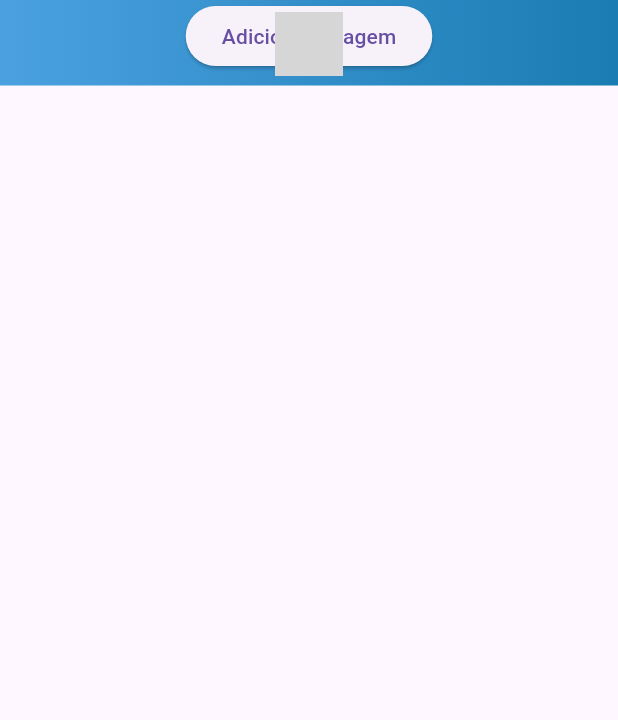
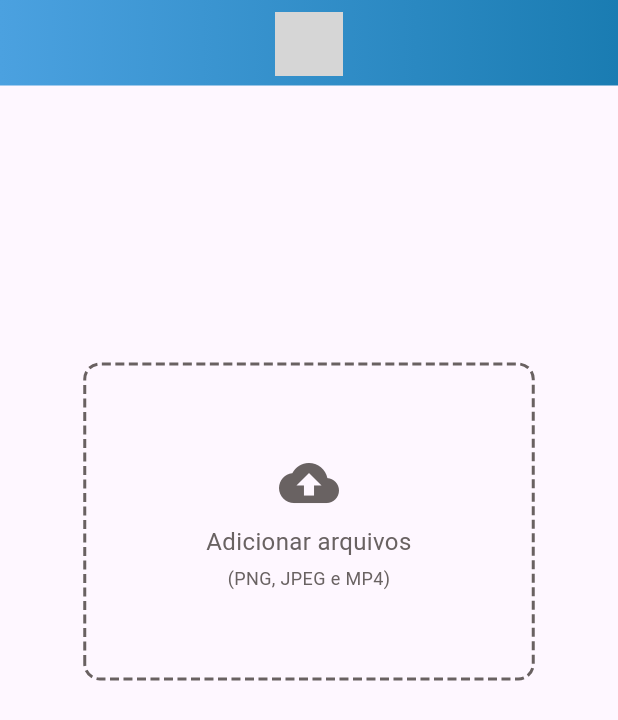
Before and after one commit to Thay-de-Oliveira/Projeto-Aplicado-v3, a Flutter app: the Upload screen opened directly, on a phone screen of 412 x 824 dp. Shown: the top 720 px of the screen. Run offline on Flutter 3.47's test engine with Material 3 defaults, Android fonts, the phone set to English and light mode, and no system bars; drawn by our look-alikes of dotted_border; our stand-ins replace carousel_slider, flutter_typeahead, get, google_maps_flutter, image_picker; missing offline and left inert: advance_pdf_viewer, camera_camera, flutter_pdfview, ftpconnect, maps_launcher; grey boxes are pictures that could not be loaded.

Commit message:
Commit to master
Alterações na tela de upload

```diff
--- a/lib/app/foto-upload.dart
+++ b/lib/app/foto-upload.dart
@@ -1,6 +1,7 @@
 import 'dart:io';
 import 'package:flutter/material.dart';
 import 'package:image_picker/image_picker.dart';
+import 'package:dotted_border/dotted_border.dart';
 import 'components/barra-superior.dart';
 
 class Upload extends StatefulWidget {
@@ -25,20 +26,61 @@ class _UploadState extends State<Upload> {
   @override
   Widget build(BuildContext context) {
     return Scaffold(
-      body: Stack(
+      body: Column(
         children: [
-          Positioned(
-            left: 0,
-            top: 0,
-            right: 0,
-            child: BarraSuperior(context),
+          BarraSuperior(context),
+          Expanded(
+            child: Column(
+              children: [
+                Spacer(),
+                GestureDetector(
+                  onTap: _uploadImage,
+                  child: DottedBorder(
+                    borderType: BorderType.RRect,
+                    radius: Radius.circular(10),
+                    dashPattern: [6, 3],
+                    color: Color(0xFF696161),
+                    strokeWidth: 2,
+                    child: Container(
+                      width: 295,
+                      height: 206,
+                      alignment: Alignment.center,
+                      child: Column(
+                        mainAxisAlignment: MainAxisAlignment.center,
+                        children: [
+                          Icon(
+                            Icons.cloud_upload,
+                            size: 40,
+                            color: Color(0xFF696262),
                           ),
-          Column(
-            children: [
-              ElevatedButton(
-                onPressed: _uploadImage,
-                child: Text('Adicionar Imagem'),
+                          SizedBox(height: 8),
+                          Text(
+                            'Adicionar arquivos',
+                            textAlign: TextAlign.center,
+                            style: TextStyle(
+                              color: Color(0xFF696262),
+                              fontSize: 16,
+                              fontFamily: 'Roboto',
+                              fontWeight: FontWeight.w400,
                             ),
+                          ),
+                          SizedBox(height: 4),
+                          Text(
+                            '(PNG, JPEG e MP4)',
+                            textAlign: TextAlign.center,
+                            style: TextStyle(
+                              color: Color(0xFF696262),
+                              fontSize: 12,
+                              fontFamily: 'Roboto',
+                              fontWeight: FontWeight.w400,
+                            ),
+                          ),
+                        ],
+                      ),
+                    ),
+                  ),
+                ),
+                Spacer(),
                 Expanded(
                   child: ListView.builder(
                     itemCount: _imageFiles.length,
@@ -52,6 +94,7 @@ class _UploadState extends State<Upload> {
                 ),
               ],
             ),
+          ),
         ],
       ),
     );
--- a/pubspec.yaml
+++ b/pubspec.yaml
@@ -39,6 +39,7 @@ dependencies:
   camera_camera: ^3.0.0
   image_picker: ^1.0.7
   ftpconnect: 2.0.5
+  dotted_border: ^2.0.0
 
 
 dev_dependencies:
```
Also changed, not shown: pubspec.lock, 2 other files. Lines whose indentation alone changed are shown as unchanged.
